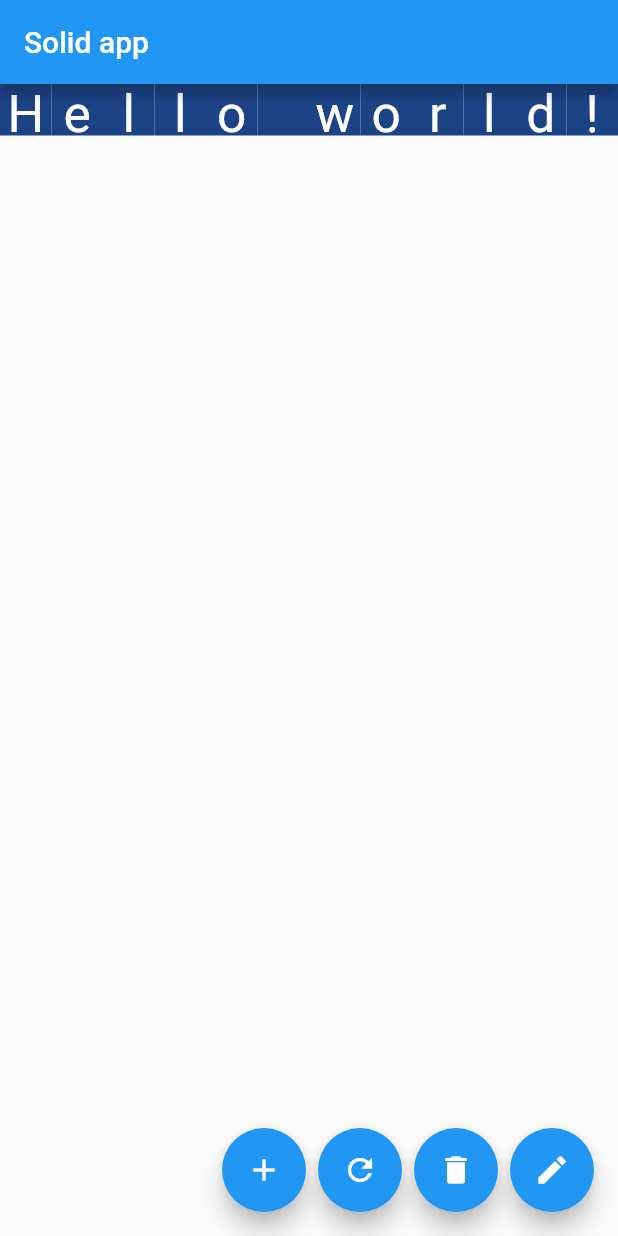
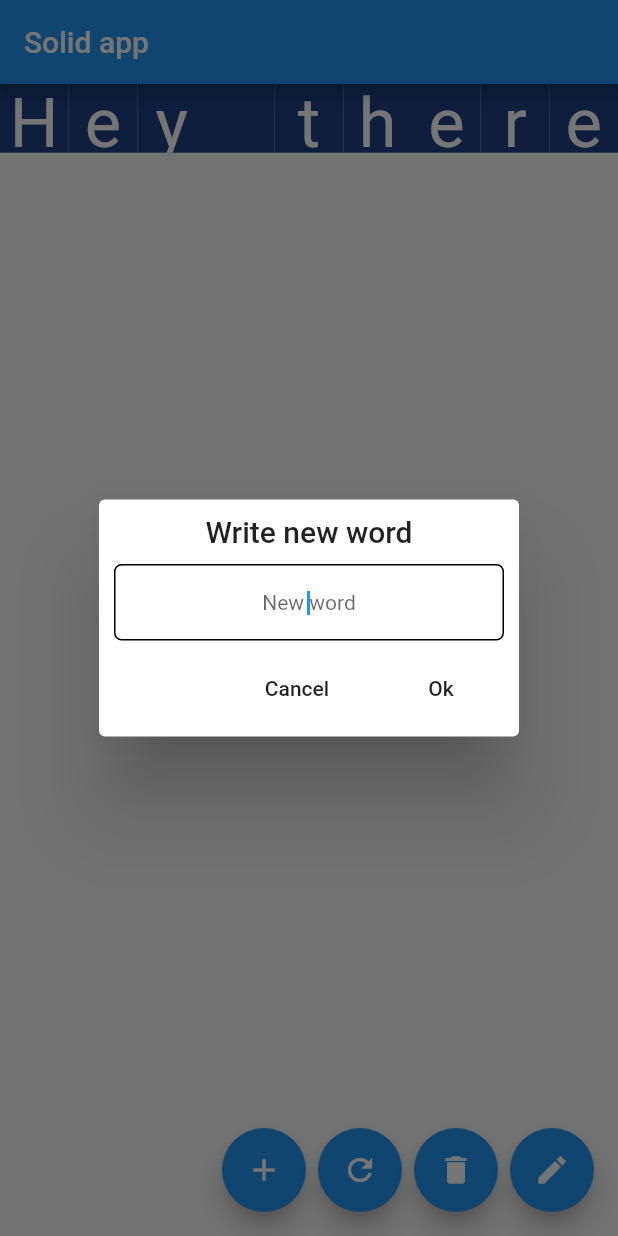
Before and after one commit to ReliableCauliflower/solid_app, a Flutter app: the screen it shows after launch, after a tap on the "edit" icon, on a phone screen of 412 x 824 dp. Run offline on Flutter 3.47's test engine with Material 2 defaults, Android fonts, the phone set to English and light mode, and no system bars; our stand-ins replace rxdart.

Commit message:
Custom word dialog commit

```diff
--- /dev/null
+++ b/lib/widgets/custom_word_dialog.dart
@@ -0,0 +1,90 @@
+import 'package:flutter/material.dart';
+import 'package:solid_app/blocs/home_bloc.dart';
+
+class ChangeWordDialog extends StatefulWidget {
+  const ChangeWordDialog({Key key, @required this.bloc}) : super(key: key);
+
+  final HomeBloc bloc;
+
+  @override
+  _ChangeWordDialogState createState() => _ChangeWordDialogState();
+}
+
+class _ChangeWordDialogState extends State<ChangeWordDialog> {
+  final _textFieldController = TextEditingController();
+
+  final _formKey = GlobalKey<FormState>();
+
+  InputDecoration _textFieldDecoration(String hintText) => InputDecoration(
+        contentPadding:
+            const EdgeInsets.only(left: 10.0, right: 10.0, top: 35.0),
+        border: OutlineInputBorder(borderRadius: BorderRadius.circular(5.0)),
+        enabledBorder:
+            OutlineInputBorder(borderRadius: BorderRadius.circular(5.0)),
+        focusedBorder:
+            OutlineInputBorder(borderRadius: BorderRadius.circular(5.0)),
+        hintText: hintText,
+      );
+
+  @override
+  Widget build(BuildContext context) {
+    return AlertDialog(
+      title: const Center(
+        child: Text('Write new word'),
+      ),
+      content: Form(
+        key: _formKey,
+        child: TextFormField(
+          validator: (text){
+            if(text.isEmpty){
+              return 'Value required!';
+            }
+            if(text.length < 4){
+              return 'Word is too short';
+            }
+
+            if(text.length > 15){
+              return 'Word is too long';
+            }
+            return null;
+          },
+          autofocus: true,
+          textAlign: TextAlign.center,
+          controller: _textFieldController,
+          decoration: _textFieldDecoration('New word'),
+          style: Theme.of(context).textTheme.body1,
+          textInputAction: TextInputAction.done,
+          onFieldSubmitted: (word) => _changeWord(word),
+        ),
+      ),
+      actions: <Widget>[
+        FlatButton(
+          child: const Text('Cancel'),
+          onPressed: () {
+            Navigator.of(context).pop();
+            _textFieldController.clear();
+          },
+        ),
+        FlatButton(
+          child: const Text('Ok'),
+          onPressed: () => _changeWord(_textFieldController.text),
+        )
+      ],
+      contentPadding: const EdgeInsets.only(left: 10.0, right: 10.0),
+      titlePadding: const EdgeInsets.all(10.0),
+    );
+  }
+
+  void _changeWord(String word) {
+    if(_formKey.currentState.validate()){
+      Navigator.of(context).pop();
+      widget.bloc.changeWord(word);
+    }
+  }
+
+  @override
+  void dispose() {
+    _textFieldController.dispose();
+    super.dispose();
+  }
+}
--- a/lib/widgets/pages/home/home_widget.dart
+++ b/lib/widgets/pages/home/home_widget.dart
@@ -1,5 +1,6 @@
 import 'package:flutter/material.dart';
 import 'package:solid_app/blocs/home_bloc.dart';
+import 'package:solid_app/widgets/custom_word_dialog.dart';
 import 'package:solid_app/widgets/loading_widget.dart';
 import 'package:solid_app/widgets/pages/color_page.dart';
 
@@ -52,10 +53,21 @@ class _HomeWidgetState extends State<HomeWidget> {
           FloatingActionButton(
             heroTag: 'new_word',
             child: Icon(Icons.edit),
-            onPressed: () => widget.bloc.changeWord('Hello world!'),
+            onPressed: () => _changeWordPressed(),
           )
         ],
       ),
+    );
+  }
+
+  void _changeWordPressed(){
+    showDialog<void>(
+      context: context,
+      builder: (context) {
+        return ChangeWordDialog(
+          bloc: widget.bloc,
+        );
+      },
     );
   }
 
```
